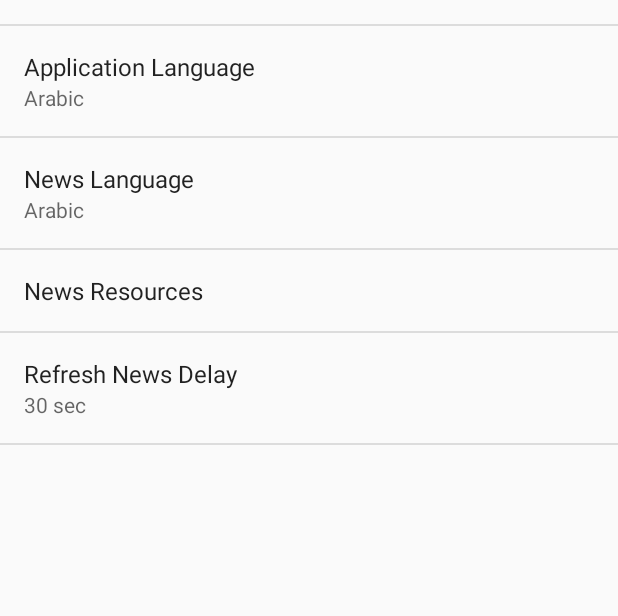
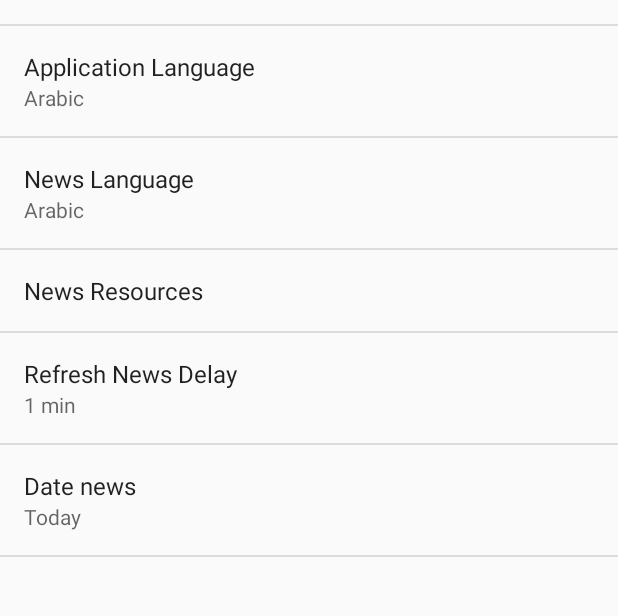
Before and after one commit to zchokri/NewsFeedsBar, an Android app: the SettingsActivity screen opened directly, with no data from a screen before it, after a tap on "General", on a phone screen of 412 x 824 dp, the part 170-786 px from its top. Run offline under Robolectric (Android 15) with nearby library versions, the phone set to English and light mode, and no system bars; libraries missing offline, so code that uses them is left out: com.sun.org.

Commit message:
Add day of news selection
Signed-off-by: Mohamed LAHMADI <lahmadi.md@gmail.com>

```diff
--- a/app/src/main/java/czdev/newsfeedsbar/MyService.java
+++ b/app/src/main/java/czdev/newsfeedsbar/MyService.java
@@ -169,7 +169,7 @@ public class MyService extends Service implements OnClickListener {
             p.gravity = Gravity.BOTTOM;
         }
 
-        currentSpeed  = Integer.parseInt(defaultSharedPreferences.getString("news_bar_display_speed","0"));
+        currentSpeed  = Integer.parseInt(defaultSharedPreferences.getString("news_bar_display_speed","200"));
         textSize  = Integer.parseInt(defaultSharedPreferences.getString("news_bar_display_text_size","10"));
 
         windowManager = (WindowManager) getSystemService(WINDOW_SERVICE);
@@ -341,7 +341,7 @@ public class MyService extends Service implements OnClickListener {
         handler.postDelayed(new Runnable() {
             @Override
             public void run() {
-                mRefreshDelay = Integer.parseInt(defaultSharedPreferences.getString("news_bar_refresh_delay","30"));
+                mRefreshDelay = Integer.parseInt(defaultSharedPreferences.getString("news_bar_refresh_delay","60"));
                 Log.d(TAG_LOG, "refresh time   " + mRefreshDelay);
                 RetrieveFeedTask retrieveFeedTask =  (new RetrieveFeedTask(getApplicationContext(),false));
                 retrieveFeedTask.readUrls();
--- a/app/src/main/java/czdev/newsfeedsbar/SettingsActivity.java
+++ b/app/src/main/java/czdev/newsfeedsbar/SettingsActivity.java
@@ -86,7 +86,8 @@ public class SettingsActivity extends AppCompatPreferenceActivity {
             }
 
             else if(preference.getKey().equals("news_bar_lang")||
-                    preference.getKey().equals("news_bar_resources")
+                    preference.getKey().equals("news_bar_resources") ||
+                    preference.getKey().equals("news_day")
                     ) {
 
                 if (previewEnabled) {
@@ -224,6 +225,7 @@ public class SettingsActivity extends AppCompatPreferenceActivity {
             bindPreferenceSummaryToValue(findPreference("news_bar_resources"));
             bindPreferenceSummaryToValue(findPreference("news_bar_refresh_delay"));
             bindPreferenceSummaryToValue(listPreference);
+            bindPreferenceSummaryToValue(findPreference("news_day"));
 
         }
 
--- a/app/src/main/java/czdev/newsfeedsbar/SplashScreen.java
+++ b/app/src/main/java/czdev/newsfeedsbar/SplashScreen.java
@@ -28,6 +28,7 @@ import android.content.Intent;
 import android.os.AsyncTask;
 import android.os.Bundle;
 import android.os.NetworkOnMainThreadException;
+import android.preference.PreferenceManager;
 import android.provider.Settings;
 import android.support.annotation.RequiresApi;
 import android.support.v7.app.AppCompatActivity;
@@ -145,7 +146,6 @@ public class SplashScreen extends Activity {
         @Override
     protected void onCreate(Bundle savedInstanceState) {
         super.onCreate(savedInstanceState);
-
             splashActivity = this;
             if (Build.VERSION.SDK_INT >= Build.VERSION_CODES.M) {
                 Log.v("App","Build Version Greater than or equal to M: "+Build.VERSION_CODES.M);
--- a/app/src/main/res/values/strings.xml
+++ b/app/src/main/res/values/strings.xml
@@ -22,9 +22,12 @@
     </string-array>
 
     <string-array name="empty_array">
-    <item>0</item>
-    <item>1</item>
+        <item>0</item>
+        <item>1</item>
+        <item>2</item>
+        <item>3</item>
     </string-array>
+    <string-array name="text_style_empty_array"></string-array>
 
     <string name="pref_header_display">Display Settings </string>
 
@@ -67,17 +70,30 @@
     </string-array>
 
     <string name="pref_title_refresh_news_delay">Refresh News Delay</string>
+    <string name="refresh_default_value">60</string>
     <string-array name="pref_refresh_news_delay_list_titles">
-        <item>30 sec</item>
         <item>1 min</item>
         <item>5 min</item>
         <item>15 min</item>
+        <item>30 min</item>
     </string-array>
     <string-array name="pref_refresh_news_delay_list_values">
-        <item>30</item>
         <item>60</item>
         <item>300</item>
         <item>900</item>
+        <item>1800</item>
+    </string-array>
+
+    <string name="pref_news_day">Date news</string>
+    <string-array name="pref_news_day_list_titles">
+        <item>Today</item>
+        <item>1 day ago</item>
+        <item>This week</item>
+    </string-array>
+    <string-array name="pref_news_day_list_values">
+        <item>0</item>
+        <item>1</item>
+        <item>7</item>
     </string-array>
 
 
--- a/app/src/main/res/xml/pref_display.xml
+++ b/app/src/main/res/xml/pref_display.xml
@@ -17,7 +17,7 @@
         android:title="@string/pref_title_news_bar_display_position" />
 
     <ListPreference
-        android:defaultValue="0"
+        android:defaultValue="200"
         android:entries="@array/pref_news_bar_display_speed_list_titles"
         android:entryValues="@array/pref_news_bar_display_speed_list_values"
         android:key="news_bar_display_speed"
@@ -32,7 +32,7 @@
         android:title="@string/pref_news_text_style"
         android:entries="@array/pref_news_text_style_titles"
         android:entryValues="@array/pref_news_text_style_values"
-        android:defaultValue="@array/empty_array"
+        android:defaultValue="@array/text_style_empty_array"
         android:persistent="true"
         />
 
--- a/app/src/main/res/xml/pref_general.xml
+++ b/app/src/main/res/xml/pref_general.xml
@@ -37,7 +37,7 @@
         />
 
     <ListPreference
-        android:defaultValue="30"
+        android:defaultValue="@string/refresh_default_value"
         android:entries="@array/pref_refresh_news_delay_list_titles"
         android:entryValues="@array/pref_refresh_news_delay_list_values"
         android:key="news_bar_refresh_delay"
@@ -46,4 +46,14 @@
         android:positiveButtonText="@null"
         android:title="@string/pref_title_refresh_news_delay" />
 
+    <ListPreference
+        android:defaultValue="0"
+        android:entries="@array/pref_news_day_list_titles"
+        android:entryValues="@array/pref_news_day_list_values"
+        android:key="news_day"
+        android:summary="%s"
+        android:negativeButtonText="@null"
+        android:positiveButtonText="@null"
+        android:title="@string/pref_news_day" />
+
 </PreferenceScreen>
```
Also changed, not shown: app/src/main/java/czdev/newsfeedsbar/NewsFeedsBar.java (+5 -4 lines), app/src/main/java/czdev/newsfeedsbar/RetrieveFeedTask.java (+10 -2 lines), 2 other files.
